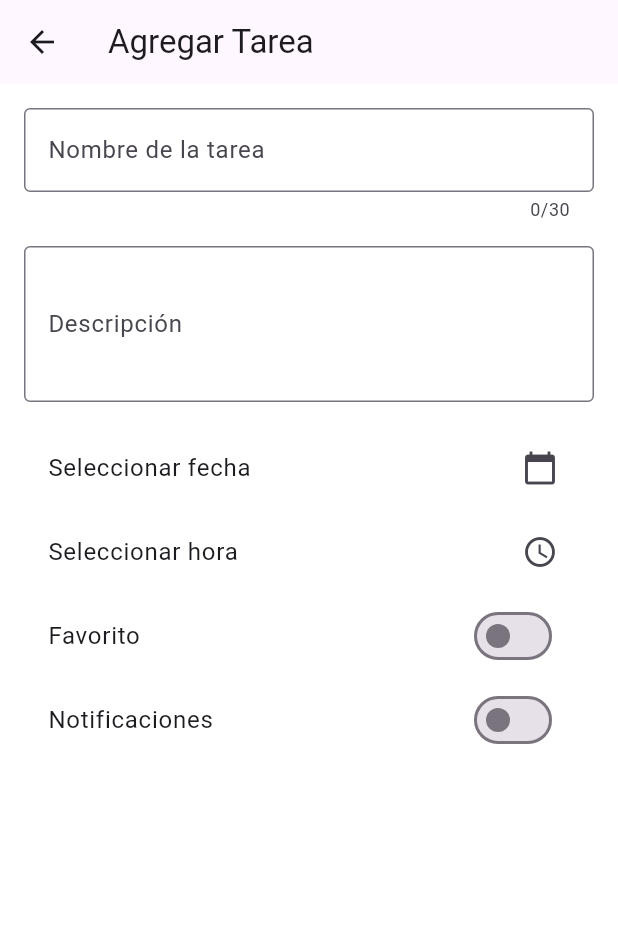
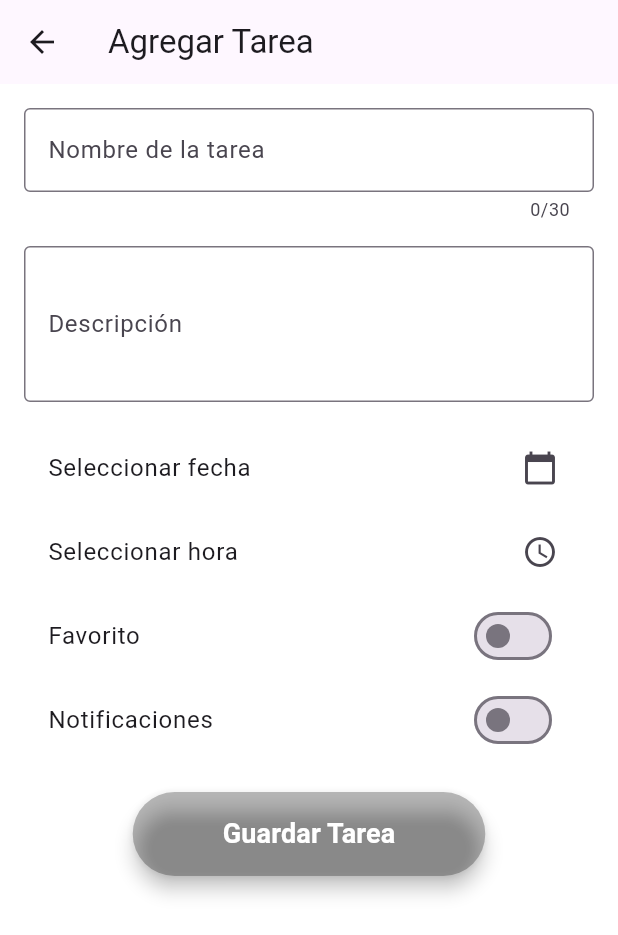
Before and after one commit to Eduar1505/ProyectoFinal, a Flutter app: the AgregarTareas screen opened directly, on a phone screen of 412 x 824 dp. Shown: the top 935 px of the screen. Run offline on Flutter 3.47's test engine with Material 3 defaults, Android fonts, the phone set to English and light mode, and no system bars; our stand-ins replace sqflite; accounts and stored records are empty.

Commit message:
AgregarTareas3

```diff
--- a/eje_agenda/lib/paginas/agregar_tareas.dart
+++ b/eje_agenda/lib/paginas/agregar_tareas.dart
@@ -51,7 +51,35 @@ void _seleccionarHora() async {
     String nombre = _nombreController.text.trim();
     String descripcion = _descripcionController.text.trim();
 
+    if (nombre.isEmpty) {
+      ScaffoldMessenger.of(context).showSnackBar(
+        const SnackBar(content: Text('El nombre de la tarea es obligatorio')),
+      );
+      return;
+    }
 
+    if (_fechaSeleccionada == null || _horaSeleccionada == null) {
+      ScaffoldMessenger.of(context).showSnackBar(
+        const SnackBar(content: Text('Selecciona una fecha y hora')),
+      );
+      return;
+    }
+
+    final nuevaTarea = Tarea(
+      nombre: nombre,
+      descripcion: descripcion,
+      fecha: _fechaSeleccionada!,
+      hora: _horaSeleccionada!,
+      esFavorito: _esFavorito,
+      conNotificacion: _conNotificacion,
+    );
+
+    await DatabaseHelper().insertTarea(nuevaTarea);
+
+    ScaffoldMessenger.of(context).showSnackBar(
+      const SnackBar(content: Text('Tarea guardada con éxito')),
+    );
+    Navigator.pop(context, nuevaTarea);
   }
 
   @override
@@ -110,8 +138,30 @@ void _seleccionarHora() async {
               onChanged: (value) => setState(() => _conNotificacion = value),
             ),
 
+            const SizedBox(height: 20),
+            Center(
+              child: ElevatedButton(
+                onPressed: _guardarTarea,
+                style: ElevatedButton.styleFrom(
+                  foregroundColor: Colors.white,
+                  backgroundColor: Colors.black26,
+                  padding: const EdgeInsets.symmetric(horizontal: 60, vertical: 15),
+                  shape: RoundedRectangleBorder(
+                    borderRadius: BorderRadius.circular(30),
+                  ),
+                  elevation: 5,
+                ),
+                child: const Text(
+                  'Guardar Tarea',
+                  style: TextStyle(
+                    fontSize: 18,
+                    fontWeight: FontWeight.bold,
+                    color: Colors.white,
 
-
+                  ),
+                ),
+              ),
+            ),
           ],
         ),
       ),
```
